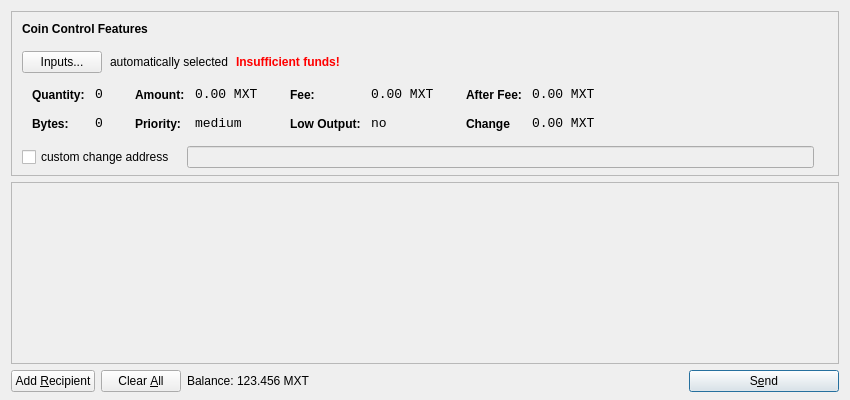
This is src/qt/forms/sendcoinsdialog.ui in martexcoin/martexcoin_4x as Qt 5 draws it before an edit. The edited form follows.
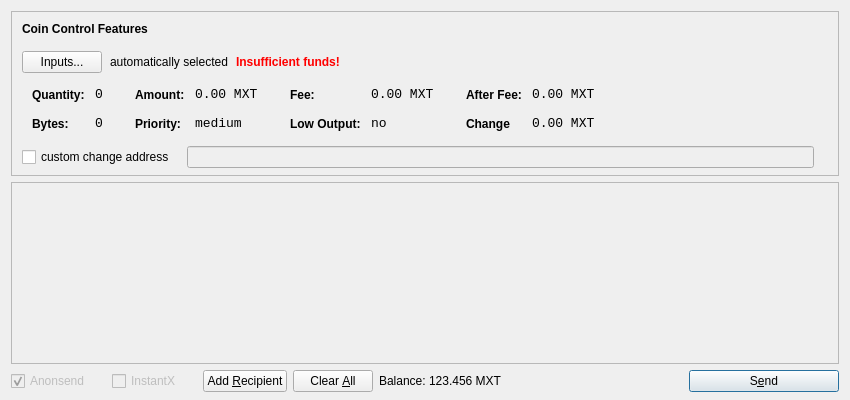
This is the edited form. Icons and pictures are not drawn.

The edit to the form file:
```diff
--- a/src/qt/forms/sendcoinsdialog.ui
+++ b/src/qt/forms/sendcoinsdialog.ui
@@ -659,6 +659,47 @@
    </item>
    <item>
     <layout class="QHBoxLayout" name="horizontalLayout">
+     <item>
+      <widget class="QCheckBox" name="checkUseAnonsend">
+       <property name="enabled">
+        <bool>false</bool>
+       </property>
+       <property name="minimumSize">
+        <size>
+         <width>95</width>
+         <height>0</height>
+        </size>
+       </property>
+       <property name="styleSheet">
+        <string notr="true"/>
+       </property>
+       <property name="text">
+        <string>Anonsend</string>
+       </property>
+       <property name="checked">
+        <bool>true</bool>
+       </property>
+      </widget>
+     </item>
+     <item>
+      <widget class="QCheckBox" name="checkInstantX">
+       <property name="enabled">
+        <bool>false</bool>
+       </property>
+       <property name="minimumSize">
+        <size>
+         <width>85</width>
+         <height>0</height>
+        </size>
+       </property>
+       <property name="styleSheet">
+        <string notr="true"/>
+       </property>
+       <property name="text">
+        <string>InstantX</string>
+       </property>
+      </widget>
+     </item>
      <item>
       <widget class="QPushButton" name="addButton">
        <property name="toolTip">
```
Left out of the diff: 4 changed lines with no effect on the pictures.
